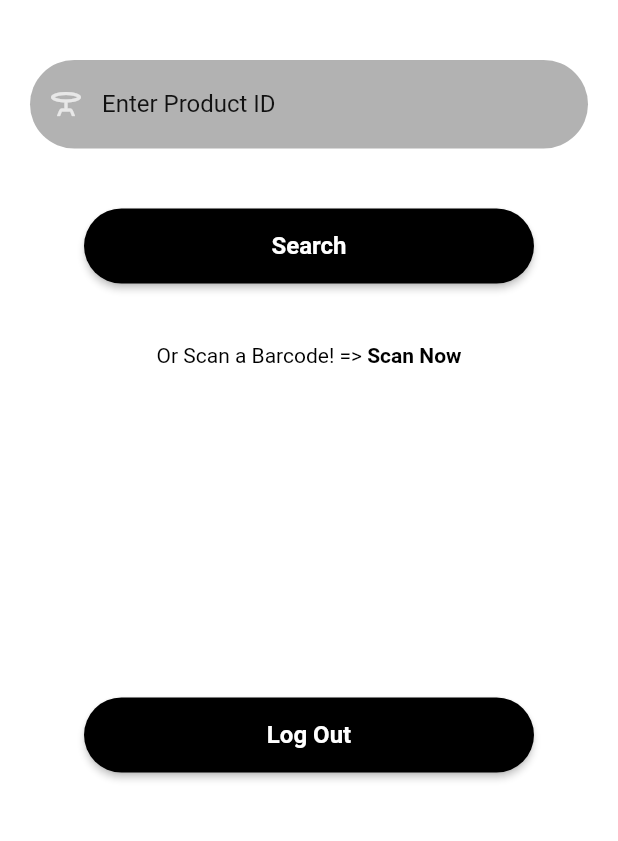
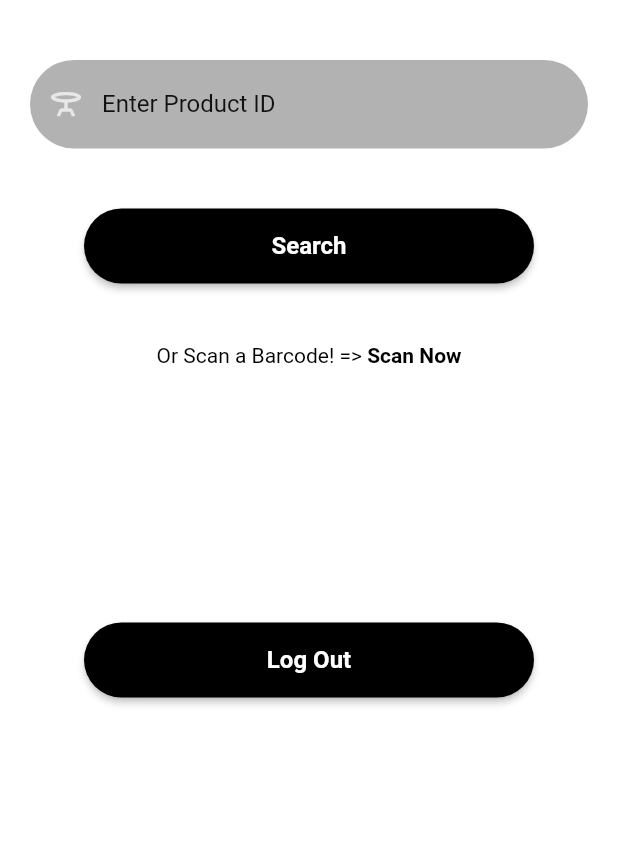
Before and after one commit to G-Dogdu/Karaca-Project, a Flutter app: the SearchScreen screen opened directly, on a phone screen of 412 x 824 dp, the part 300-1141 px from its top. Run offline on Flutter 3.47's test engine with Material 2 defaults, Android fonts, the phone set to English and light mode, and no system bars; our stand-ins replace firebase_auth, firebase_core; accounts and stored records are empty.

Commit message:
minor details

```diff
--- a/lib/screens/search_screen.dart
+++ b/lib/screens/search_screen.dart
@@ -49,7 +49,7 @@ class _SearchScreenState extends State<SearchScreen> {
                 ),
                 barcodeText(),
                 const SizedBox(
-                  height: 200,
+                  height: 150,
                 ),
                 firebaseButton(context, "Log Out", () {
                   FirebaseAuth.instance
```
Also changed, not shown: lib/screens/result_page.dart (+21 -1 lines).
